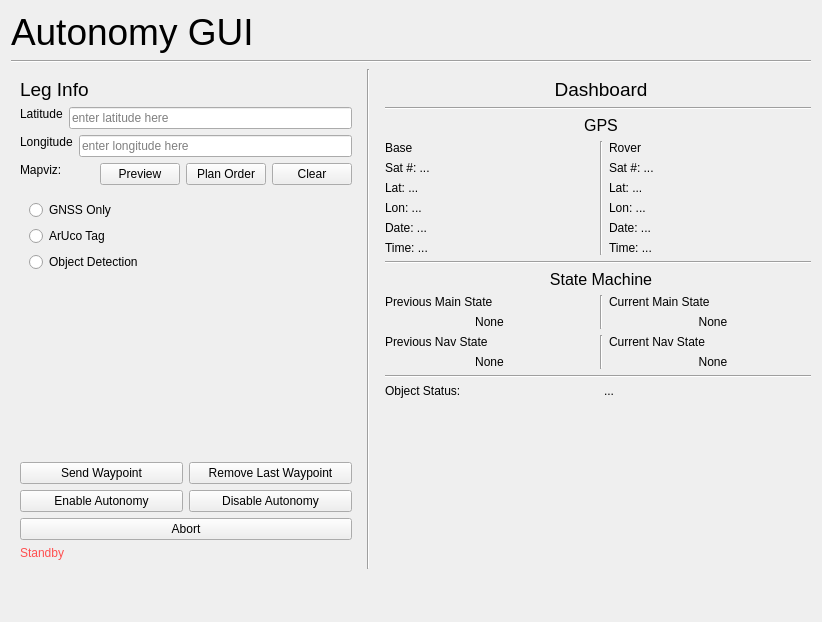
BYUMarsRover/Autonomy-ROS2, file mars_ws/src/autonomy/autonomy_gui.ui: the form before one commit.
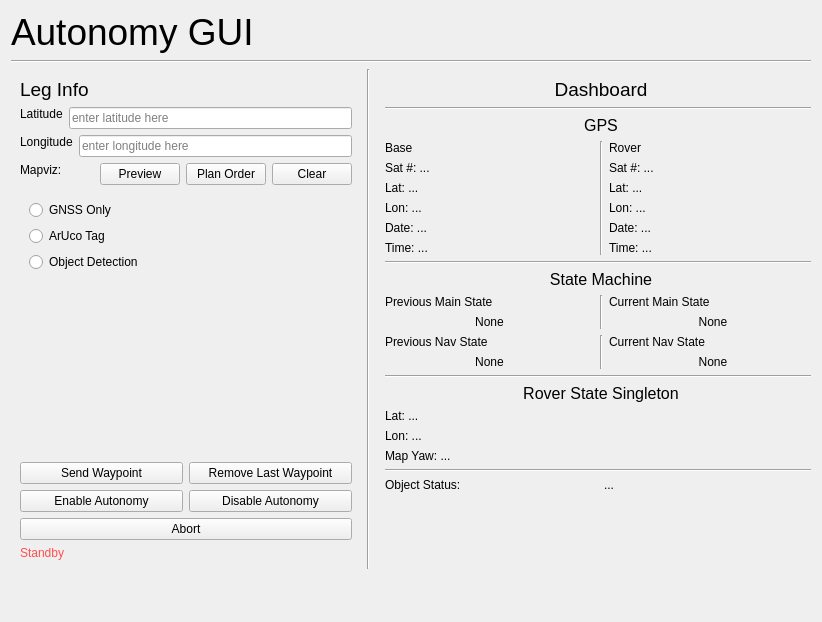
The form after the commit.

Patch:
```diff
--- a/mars_ws/src/autonomy/autonomy_gui.ui
+++ b/mars_ws/src/autonomy/autonomy_gui.ui
@@ -746,6 +746,58 @@
               </property>
              </widget>
             </item>
+            <!-- Rover State Singleton -->
+            <item>
+             <!-- Rover State Singleton Dash Section Label -->
+             <widget class="QLabel" name="StateMachineLabel">
+              <property name="text">
+               <string>&lt;html&gt;&lt;head/&gt;&lt;body&gt;&lt;p&gt;&lt;span style=&quot; font-size:12pt;&quot;&gt;Rover State Singleton&lt;/span&gt;&lt;/p&gt;&lt;/body&gt;&lt;/html&gt;</string>
+              </property>
+              <property name="scaledContents">
+               <bool>false</bool>
+              </property>
+              <property name="alignment">
+               <set>Qt::AlignCenter</set>
+              </property>
+             </widget>
+            </item>
+            <!-- Vertical Box that has Rover State Singleton Status Items -->
+            <item>
+             <layout class="QVBoxLayout" name="verticalLayout_11">
+              <!-- Rover State Singleton Lat -->
+              <item>
+               <widget class="QLabel" name="RoverStateLat">
+                <property name="text">
+                 <string>Lat: ...</string>
+                </property>
+               </widget>
+              </item>
+              <!-- Rover State Singleton Lon -->
+              <item>
+               <widget class="QLabel" name="RoverStateLon">
+                <property name="text">
+                 <string>Lon: ...</string>
+                </property>
+               </widget>
+              </item>
+              <!-- Rover State Singleton Map Yaw -->
+              <item>
+               <widget class="QLabel" name="RoverStateMapYaw">
+                <property name="text">
+                 <string>Map Yaw: ...</string>
+                </property>
+               </widget>
+              </item>
+             </layout>
+            </item>
+            <!-- Horizontal Dividing Line -->
+            <item>
+             <widget class="Line" name="line_3">
+              <property name="orientation">
+               <enum>Qt::Horizontal</enum>
+              </property>
+             </widget>
+            </item>
             <!-- Status Items -->
             <item>
              <layout class="QVBoxLayout" name="verticalLayout_">
```
